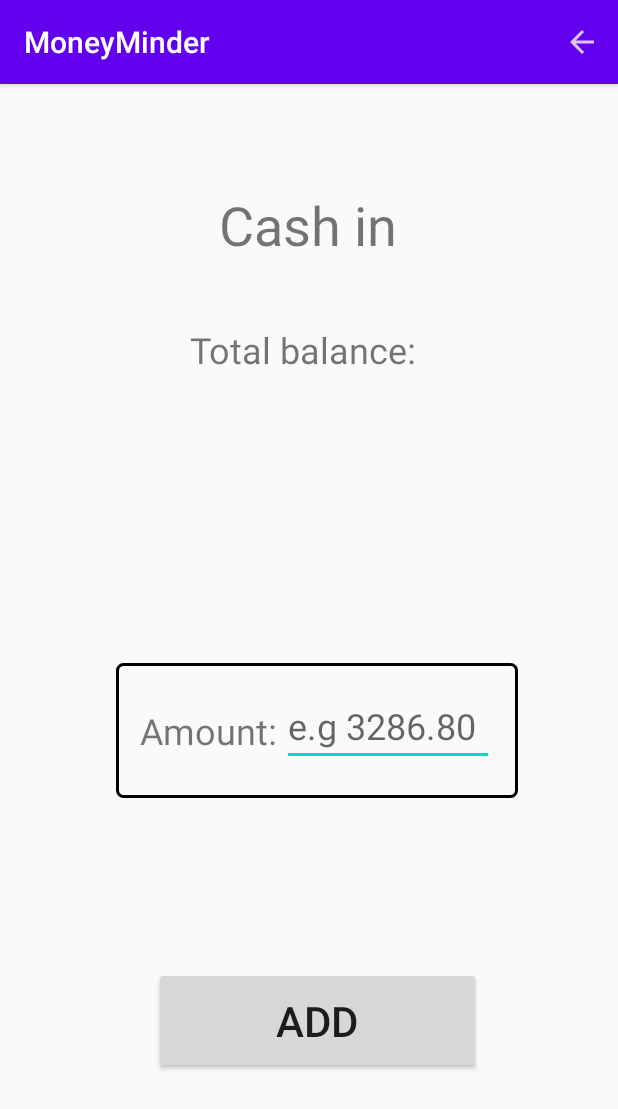
After one commit to yap9911/MoneyMinder, an Android app: the CashInActivity screen opened directly, with no data from a screen before it, on a phone screen of 412 x 824 dp. The commit adds this screen. Shown: the top 1109 px of the screen. Run offline under Robolectric (Android 15) with nearby library versions, the phone set to English and light mode, and no system bars.

Commit message:
Complete ui of the CashInActivity

```diff
--- a/app/src/main/AndroidManifest.xml
+++ b/app/src/main/AndroidManifest.xml
@@ -9,6 +9,12 @@
         android:roundIcon="@mipmap/ic_launcher_round"
         android:supportsRtl="true"
         android:theme="@style/Theme.MoneyMinder">
+        <activity
+            android:name=".CashOutActivity"
+            android:exported="false" />
+        <activity
+            android:name=".CashInActivity"
+            android:exported="false" />
         <activity
             android:name=".MainActivity"
             android:exported="true"
--- /dev/null
+++ b/app/src/main/java/my/edu/utar/moneyminder/CashInActivity.java
@@ -0,0 +1,131 @@
+package my.edu.utar.moneyminder;
+
+import android.support.annotation.NonNull;
+import android.support.v7.app.AppCompatActivity;
+import android.os.Bundle;
+import android.text.InputFilter;
+import android.text.Spanned;
+import android.view.Menu;
+import android.view.MenuInflater;
+import android.view.MenuItem;
+import android.view.View;
+import android.widget.Button;
+import android.widget.EditText;
+import android.widget.TextView;
+import android.widget.Toast;
+
+public class CashInActivity extends AppCompatActivity {
+
+    @Override
+    protected void onCreate(Bundle savedInstanceState) {
+        super.onCreate(savedInstanceState);
+        setContentView(R.layout.activity_cash_in);
+
+        TextView balancetv = new TextView(this);
+        balancetv = findViewById(R.id.balancetv);
+        balancetv.setText("Total balance: ");
+
+        EditText amountet = findViewById(R.id.amountet);
+        amountet.setFilters(new InputFilter[]{new DecimalDigitsInputFilter(2)});
+
+        Button addButton = findViewById(R.id.addButton);
+
+        addButton.setOnClickListener(new View.OnClickListener() {
+            @Override
+            public void onClick(View view) {
+
+                boolean validAmount = false;
+
+                String amountStr = amountet.getText().toString();          // obtain the amount and convert to string
+                double amount;
+
+                try {
+                    amount = Double.parseDouble(amountStr);      // convert amount into integer
+                } catch (NumberFormatException e) {
+                    Toast.makeText(CashInActivity.this, "Invalid input. Please enter valid numbers for amount.",
+                            Toast.LENGTH_SHORT).show();
+                    return; // Exit the onClick method if parsing fails
+                }
+
+                if (amount <= 0) {
+                    Toast.makeText(CashInActivity.this, "Why are you trying to add zero money?",
+                            Toast.LENGTH_SHORT).show();
+                } else {
+                    validAmount = true;
+                }
+            }
+        });
+    }
+
+    @Override
+    public boolean onCreateOptionsMenu(Menu menu) {
+        MenuInflater inflater = getMenuInflater();
+        inflater.inflate(R.menu.menu_main, menu);
+        return true;
+    }
+
+    @Override
+    public boolean onOptionsItemSelected(MenuItem item) {
+        if (item.getItemId() == R.id.action_back) {
+            onBackPressed(); // Handle back arrow menu item click
+            return true;
+        }
+        // Handle other menu item clicks if needed
+        return super.onOptionsItemSelected(item);
+    }
+
+
+    /**
+     * Input filter that limits the number of decimal digits that are allowed to be
+     * entered.
+     */
+    public static class DecimalDigitsInputFilter implements InputFilter {
+
+        private final int decimalDigits;
+
+        /**
+         * //Constructor.
+         *
+         * @param decimalDigits maximum decimal digits
+         */
+        public DecimalDigitsInputFilter(int decimalDigits) {
+            this.decimalDigits = decimalDigits;
+        }
+
+        @Override
+        public CharSequence filter(CharSequence source, // new text user tries to input
+                                   int start,           // starting index of "source" text
+                                   int end,             // ending index of "source" text
+                                   Spanned dest,        // current text before user's input
+                                   int dstart,          // starting index of "dest" text
+                                   int dend) {          // ending index of "dest" text
+
+
+            int dotPos = -1; // the position of the dot, "."
+            int len = dest.length();
+            for (int i = 0; i < len; i++) {
+                char c = dest.charAt(i);
+                if (c == '.' || c == ',') {
+                    dotPos = i; // get the position of the dot and break
+                    break;
+                }
+            }
+            if (dotPos >= 0) { // if user enter a dot
+
+                // protects against many dots
+                if (source.equals(".") || source.equals(",")) {
+                    return "";
+                }
+                // if the text is entered before the dot
+                if (dend <= dotPos) {
+                    return null;
+                }
+                if (len - dotPos > decimalDigits) {
+                    return "";
+                }
+            }
+
+            return null;
+        }
+    }
+}
--- /dev/null
+++ b/app/src/main/res/drawable/border_rectangle.xml
@@ -0,0 +1,7 @@
+<shape xmlns:android="http://schemas.android.com/apk/res/android"
+    android:shape="rectangle">
+    <stroke
+        android:width="2dp"
+        android:color="#000000" />
+    <corners android:radius="4dp" />
+</shape>
--- /dev/null
+++ b/app/src/main/res/drawable/ic_baseline_arrow_back_24.xml
@@ -0,0 +1,6 @@
+<vector android:alpha="0.78" android:autoMirrored="true"
+    android:height="24dp" android:tint="?attr/colorControlNormal"
+    android:viewportHeight="24" android:viewportWidth="24"
+    android:width="24dp" xmlns:android="http://schemas.android.com/apk/res/android">
+    <path android:fillColor="@android:color/white" android:pathData="M20,11H7.83l5.59,-5.59L12,4l-8,8 8,8 1.41,-1.41L7.83,13H20v-2z"/>
+</vector>
--- /dev/null
+++ b/app/src/main/res/layout/activity_cash_in.xml
@@ -0,0 +1,78 @@
+<?xml version="1.0" encoding="utf-8"?>
+<android.support.constraint.ConstraintLayout xmlns:android="http://schemas.android.com/apk/res/android"
+    xmlns:app="http://schemas.android.com/apk/res-auto"
+    xmlns:tools="http://schemas.android.com/tools"
+    android:layout_width="match_parent"
+    android:layout_height="match_parent"
+    tools:context=".CashInActivity">
+
+    <TextView
+        android:id="@+id/cashIntv"
+        android:layout_width="wrap_content"
+        android:layout_height="wrap_content"
+        android:text="Cash in"
+        android:textSize="36sp"
+        app:layout_constraintBottom_toBottomOf="parent"
+        app:layout_constraintEnd_toEndOf="parent"
+        app:layout_constraintHorizontal_bias="0.498"
+        app:layout_constraintStart_toStartOf="parent"
+        app:layout_constraintTop_toTopOf="parent"
+        app:layout_constraintVertical_bias="0.096" />
+
+    <TextView
+        android:id="@+id/balancetv"
+        android:layout_width="wrap_content"
+        android:layout_height="wrap_content"
+        android:textSize="24sp"
+        app:layout_constraintBottom_toBottomOf="parent"
+        app:layout_constraintEnd_toEndOf="@+id/cashIntv"
+        app:layout_constraintStart_toStartOf="@+id/cashIntv"
+        app:layout_constraintTop_toBottomOf="@+id/cashIntv"
+        app:layout_constraintVertical_bias="0.069" />
+
+    <FrameLayout
+        android:id="@+id/frameLayout"
+        android:layout_width="268dp"
+        android:layout_height="90dp"
+        android:layout_marginBottom="292dp"
+        android:background="@drawable/border_rectangle"
+        android:padding="16dp"
+        app:layout_constraintBottom_toBottomOf="parent"
+        app:layout_constraintEnd_toEndOf="@+id/balancetv"
+        app:layout_constraintHorizontal_bias="0.451"
+        app:layout_constraintStart_toStartOf="@+id/balancetv">
+
+        <TextView
+            android:id="@+id/amounttv"
+            android:layout_width="wrap_content"
+            android:layout_height="wrap_content"
+            android:layout_gravity="start|center_vertical"
+            android:text="Amount: "
+            android:textSize="24sp" />
+
+        <EditText
+            android:id="@+id/amountet"
+            android:layout_width="141dp"
+            android:layout_height="48dp"
+            android:layout_gravity="end|center_vertical"
+            android:ems="10"
+            android:hint="e.g 3286.80"
+            android:inputType="numberDecimal"
+            android:textSize="24sp" />
+
+
+    </FrameLayout>
+
+    <Button
+        android:id="@+id/addButton"
+        android:layout_width="218dp"
+        android:layout_height="71dp"
+        android:layout_marginBottom="108dp"
+        android:text="Add"
+        android:textSize="28sp"
+        app:layout_constraintBottom_toBottomOf="parent"
+        app:layout_constraintEnd_toEndOf="@+id/frameLayout"
+        app:layout_constraintStart_toStartOf="@+id/frameLayout" />
+
+
+</android.support.constraint.ConstraintLayout>
--- /dev/null
+++ b/app/src/main/res/menu/menu_main.xml
@@ -0,0 +1,10 @@
+<?xml version="1.0" encoding="utf-8"?>
+<menu xmlns:android="http://schemas.android.com/apk/res/android"
+    xmlns:app="http://schemas.android.com/apk/res-auto">
+    <item
+        android:id="@+id/action_back"
+        android:title="Back"
+        android:icon="@drawable/ic_baseline_arrow_back_24"
+        app:showAsAction="ifRoom" />
+    <!-- Other menu items if needed -->
+</menu>
```
Also changed, not shown: app/src/main/java/my/edu/utar/moneyminder/CashOutActivity.java (added, +13 -0 lines), app/src/main/java/my/edu/utar/moneyminder/ui/home/HomeFragment.java (+18 -12 lines), app/src/main/res/layout/activity_cash_out.xml (added, +9 -0 lines).
